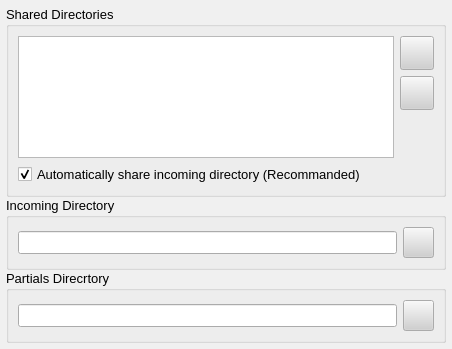
RetroShare/RetroShare, file retroshare-gui/src/gui/Preferences/DirectoriesDialog.ui: the form before one commit.
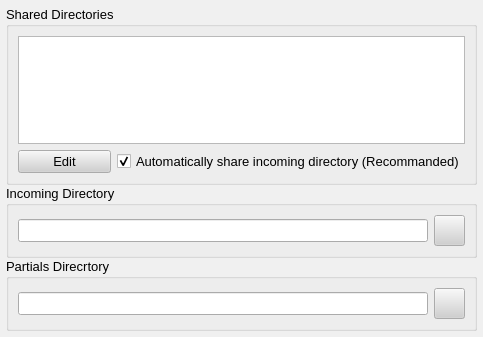
The form after the commit. Icons and pictures are not drawn.

The edit to the form file:
```diff
--- a/retroshare-gui/src/gui/Preferences/DirectoriesDialog.ui
+++ b/retroshare-gui/src/gui/Preferences/DirectoriesDialog.ui
@@ -6,8 +6,8 @@
    <rect>
     <x>0</x>
     <y>0</y>
-    <width>452</width>
-    <height>349</height>
+    <width>483</width>
+    <height>337</height>
    </rect>
   </property>
   <property name="sizePolicy">
@@ -509,102 +509,6 @@
    <property name="spacing">
     <number>0</number>
    </property>
-   <item row="0" column="0">
-    <widget class="QGroupBox" name="groupBox">
-     <property name="title">
-      <string>Shared Directories</string>
-     </property>
-     <layout class="QGridLayout">
-      <item row="0" column="0" rowspan="3">
-       <widget class="QListWidget" name="dirList"/>
-      </item>
-      <item row="0" column="1">
-       <widget class="QPushButton" name="addButton">
-        <property name="minimumSize">
-         <size>
-          <width>34</width>
-          <height>34</height>
-         </size>
-        </property>
-        <property name="maximumSize">
-         <size>
-          <width>34</width>
-          <height>34</height>
-         </size>
-        </property>
-        <property name="text">
-         <string/>
-        </property>
-        <property name="icon">
-         <iconset resource="../images.qrc">
-          <normaloff>:/images/directoryadd_24x24_shadow.png</normaloff>:/images/directoryadd_24x24_shadow.png</iconset>
-        </property>
-        <property name="iconSize">
-         <size>
-          <width>24</width>
-          <height>24</height>
-         </size>
-        </property>
-       </widget>
-      </item>
-      <item row="1" column="1">
-       <widget class="QPushButton" name="removeButton">
-        <property name="minimumSize">
-         <size>
-          <width>34</width>
-          <height>34</height>
-         </size>
-        </property>
-        <property name="maximumSize">
-         <size>
-          <width>34</width>
-          <height>34</height>
-         </size>
-        </property>
-        <property name="text">
-         <string/>
-        </property>
-        <property name="icon">
-         <iconset resource="../images.qrc">
-          <normaloff>:/images/directoryremove_24x24_shadow.png</normaloff>:/images/directoryremove_24x24_shadow.png</iconset>
-        </property>
-        <property name="iconSize">
-         <size>
-          <width>24</width>
-          <height>24</height>
-         </size>
-        </property>
-       </widget>
-      </item>
-      <item row="2" column="1">
-       <spacer>
-        <property name="orientation">
-         <enum>Qt::Vertical</enum>
-        </property>
-        <property name="sizeHint" stdset="0">
-         <size>
-          <width>20</width>
-          <height>71</height>
-         </size>
-        </property>
-       </spacer>
-      </item>
-      <item row="3" column="0">
-       <widget class="QCheckBox" name="checkBox">
-        <property name="enabled">
-         <bool>true</bool>
-        </property>
-        <property name="text">
-         <string>Automatically share incoming directory (Recommanded)</string>
-        </property>
-        <property name="checked">
-         <bool>true</bool>
-        </property>
-       </widget>
-      </item>
-     </layout>
-    </widget>
-   </item>
    <item row="1" column="0">
     <widget class="QGroupBox" name="groupBox_2">
      <property name="title">
@@ -695,6 +599,42 @@
      </layout>
     </widget>
    </item>
+   <item row="0" column="0">
+    <widget class="QGroupBox" name="groupBox">
+     <property name="title">
+      <string>Shared Directories</string>
+     </property>
+     <layout class="QVBoxLayout" name="verticalLayout">
+      <item>
+       <widget class="QListWidget" name="dirList"/>
+      </item>
+      <item>
+       <layout class="QHBoxLayout" name="horizontalLayout">
+        <item>
+         <widget class="QPushButton" name="editButton">
+          <property name="text">
+           <string>Edit</string>
+          </property>
+         </widget>
+        </item>
+        <item>
+         <widget class="QCheckBox" name="checkBox">
+          <property name="enabled">
+           <bool>true</bool>
+          </property>
+          <property name="text">
+           <string>Automatically share incoming directory (Recommanded)</string>
+          </property>
+          <property name="checked">
+           <bool>true</bool>
+          </property>
+         </widget>
+        </item>
+       </layout>
+      </item>
+     </layout>
+    </widget>
+   </item>
   </layout>
  </widget>
  <tabstops>
```
Left out of the diff: 2 changed lines with no effect on the pictures.
